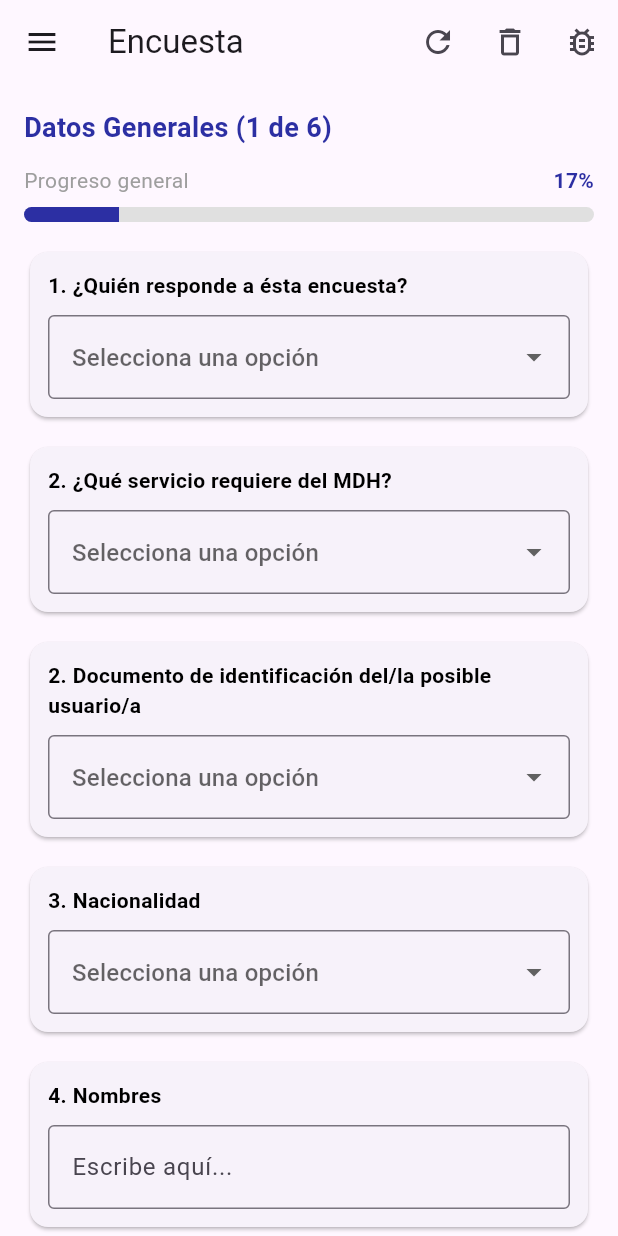
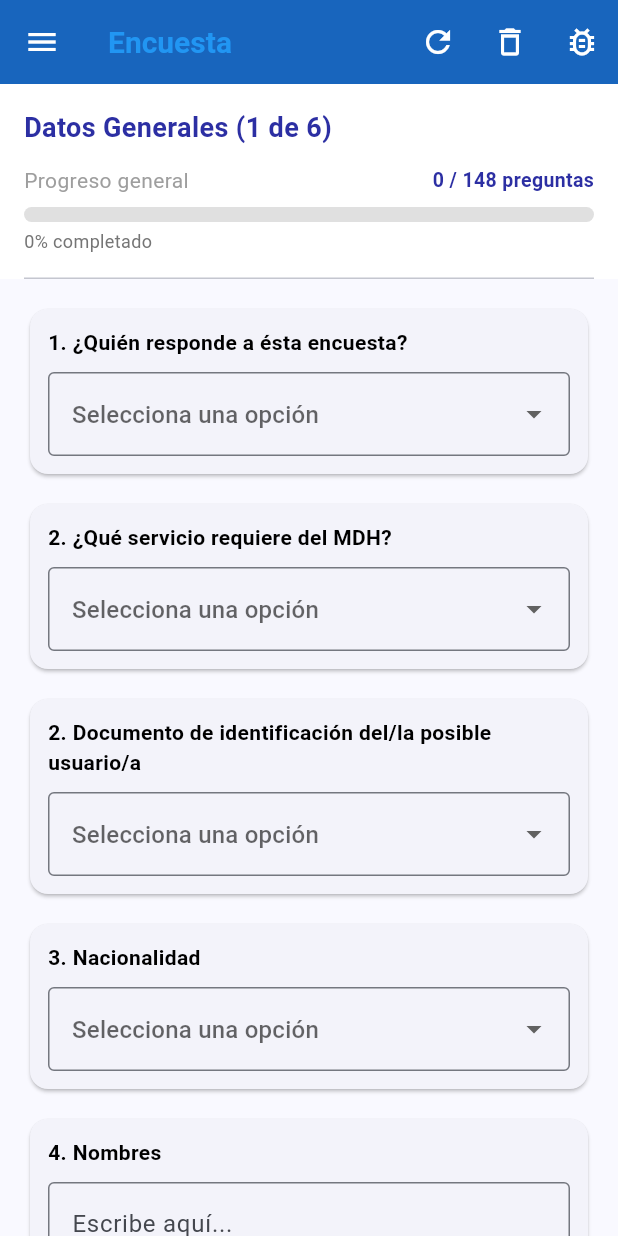
Before and after one commit to BrayanVegaG0/VPAMFORTE, a Flutter app: the SurveysPage screen opened by its route, on a phone screen of 412 x 824 dp. Run offline on Flutter 3.47's test engine with Material 3 defaults, Android fonts, the phone set to English and light mode, and no system bars; our stand-ins replace equatable, flutter_bloc, flutter_secure_storage, shared_preferences; accounts and stored records are empty.

Commit message:
cambios de barra de progreso de preguntas por pregutna y de ver resumen

```diff
--- a/lib/presentation/pages/surveys_page.dart
+++ b/lib/presentation/pages/surveys_page.dart
@@ -20,6 +20,7 @@ import '../widgets/ecuador_location_dropdown.dart';
 import '../widgets/household_members_question.dart';
 import 'survey_submission_summary_page.dart';
 import '../utils/survey_section_filter_helper.dart';
+import '../utils/question_progress_helper.dart';
 
 class SurveysPage extends StatefulWidget {
   const SurveysPage({super.key});
@@ -385,14 +386,26 @@ class _SurveysPageState extends State<SurveysPage> {
 
           final bottomSafe = MediaQuery.of(context).viewPadding.bottom;
 
-          return ListView(
-            controller: _scroll,
-            padding: EdgeInsets.fromLTRB(16, 16, 16, 16 + bottomSafe),
+          // ========================================
+          // USAR COLUMN CON HEADER STICKY
+          // ========================================
+          return Column(
             children: [
-              // Calcular secciones visibles para el contador
+              // ========================================
+              // HEADER STICKY (Título + Barra de Progreso)
+              // ========================================
+              Container(
+                color: Colors.white,
+                padding: const EdgeInsets.fromLTRB(16, 16, 16, 0),
+                child: Column(
+                  crossAxisAlignment: CrossAxisAlignment.start,
+                  children: [
+                    // Título de la sección
                     Builder(
                       builder: (context) {
-                  final visibleSections = _getVisibleSections(state.answers);
+                        final visibleSections = _getVisibleSections(
+                          state.answers,
+                        );
                         final currentIndexInVisible = visibleSections.indexOf(
                           section,
                         );
@@ -411,30 +424,33 @@ class _SurveysPageState extends State<SurveysPage> {
                       },
                     ),
                     const SizedBox(height: 12),
+
                     // ========================================
-              // BARRA DE PROGRESO VISUAL (basada en secciones visibles)
+                    // BARRA DE PROGRESO (basada en PREGUNTAS VISIBLES)
                     // ========================================
-              Container(
-                margin: const EdgeInsets.only(bottom: 16),
-                child: Column(
+                    Builder(
+                      builder: (context) {
+                        final totalVisible =
+                            QuestionProgressHelper.countVisibleQuestions(
+                              survey.questions,
+                              state.answers,
+                              _rules,
+                            );
+                        final answeredVisible =
+                            QuestionProgressHelper.countAnsweredVisibleQuestions(
+                              survey.questions,
+                              state.answers,
+                              _rules,
+                            );
+                        final progress = totalVisible > 0
+                            ? answeredVisible / totalVisible
+                            : 0.0;
+                        final percentage = (progress * 100).round();
+
+                        return Column(
                           crossAxisAlignment: CrossAxisAlignment.start,
                           children: [
-                    Builder(
-                      builder: (context) {
-                        final visibleSections = _getVisibleSections(
-                          state.answers,
-                        );
-                        final currentIndexInVisible = visibleSections.indexOf(
-                          section,
-                        );
-                        final progress = currentIndexInVisible >= 0
-                            ? (currentIndexInVisible + 1) /
-                                  visibleSections.length
-                            : (state.pageIndex + 1) /
-                                  surveySectionsOrder.length;
-                        final percentage = (progress * 100).round();
-
-                        return Row(
+                            Row(
                               mainAxisAlignment: MainAxisAlignment.spaceBetween,
                               children: [
                                 const Text(
@@ -445,33 +461,17 @@ class _SurveysPageState extends State<SurveysPage> {
                                   ),
                                 ),
                                 Text(
-                              '$percentage%',
+                                  '$answeredVisible / $totalVisible preguntas',
                                   style: const TextStyle(
-                                fontSize: 14,
-                                fontWeight: FontWeight.bold,
+                                    fontSize: 13,
+                                    fontWeight: FontWeight.w600,
                                     color: Color(0xFF2C2FA3),
                                   ),
                                 ),
                               ],
-                        );
-                      },
                             ),
                             const SizedBox(height: 8),
-                    Builder(
-                      builder: (context) {
-                        final visibleSections = _getVisibleSections(
-                          state.answers,
-                        );
-                        final currentIndexInVisible = visibleSections.indexOf(
-                          section,
-                        );
-                        final progress = currentIndexInVisible >= 0
-                            ? (currentIndexInVisible + 1) /
-                                  visibleSections.length
-                            : (state.pageIndex + 1) /
-                                  surveySectionsOrder.length;
-
-                        return ClipRRect(
+                            ClipRRect(
                               borderRadius: BorderRadius.circular(10),
                               child: LinearProgressIndicator(
                                 value: progress,
@@ -481,12 +481,33 @@ class _SurveysPageState extends State<SurveysPage> {
                                 ),
                                 minHeight: 10,
                               ),
+                            ),
+                            const SizedBox(height: 4),
+                            Text(
+                              '$percentage% completado',
+                              style: TextStyle(
+                                fontSize: 12,
+                                color: Colors.grey[600],
+                              ),
+                            ),
+                          ],
                         );
                       },
                     ),
+                    const SizedBox(height: 16),
+                    const Divider(height: 1),
                   ],
                 ),
               ),
+
+              // ========================================
+              // CONTENIDO SCROLLABLE (Preguntas)
+              // ========================================
+              Expanded(
+                child: ListView(
+                  controller: _scroll,
+                  padding: EdgeInsets.fromLTRB(16, 16, 16, 16 + bottomSafe),
+                  children: [
                     for (final q in pageQuestions) ...[
                       KeyedSubtree(
                         key: ValueKey('q_${q.id}'),
@@ -497,7 +518,8 @@ class _SurveysPageState extends State<SurveysPage> {
                           markError: missingIds.contains(q.id),
 
                           isInlineLoading:
-                        q.id == 'nroDocumentoM' && state.isDinardapLoading,
+                              q.id == 'nroDocumentoM' &&
+                              state.isDinardapLoading,
                           inlineError: q.id == 'nroDocumentoM'
                               ? state.dinardapError
                               : null,
@@ -509,6 +531,9 @@ class _SurveysPageState extends State<SurveysPage> {
                     _WizardButtons(
                       pageIndex: state.pageIndex,
                       answers: state.answers,
+                    ),
+                  ],
+                ),
               ),
             ],
           );
--- /dev/null
+++ b/lib/presentation/utils/question_progress_helper.dart
@@ -0,0 +1,117 @@
+import '../../domain/entities/question.dart';
+import '../../domain/rules/survey_rules_engine.dart';
+
+/// Helper para calcular el progreso de la encuesta basado en preguntas visibles
+/// en lugar de secciones, considerando el flujo condicional de preguntas.
+class QuestionProgressHelper {
+  /// Cuenta el total de preguntas visibles según las respuestas actuales
+  static int countVisibleQuestions(
+    List<Question> allQuestions,
+    Map<String, dynamic> answers,
+    SurveyRulesEngine rules,
+  ) {
+    return allQuestions.where((q) => rules.isVisible(q, answers)).length;
+  }
+
+  /// Cuenta las preguntas obligatorias que están visibles
+  static int countRequiredVisibleQuestions(
+    List<Question> allQuestions,
+    Map<String, dynamic> answers,
+    SurveyRulesEngine rules,
+  ) {
+    return allQuestions
+        .where(
+          (q) => rules.isVisible(q, answers) && rules.isRequired(q, answers),
+        )
+        .length;
+  }
+
+  /// Cuenta cuántas de las preguntas visibles han sido respondidas
+  static int countAnsweredVisibleQuestions(
+    List<Question> allQuestions,
+    Map<String, dynamic> answers,
+    SurveyRulesEngine rules,
+  ) {
+    int count = 0;
+    for (final q in allQuestions) {
+      if (!rules.isVisible(q, answers)) continue;
+
+      final answer = answers[q.id];
+      if (isAnswered(q, answer)) {
+        count++;
+      }
+    }
+    return count;
+  }
+
+  /// Calcula el progreso como un valor entre 0.0 y 1.0
+  static double calculateProgress(
+    List<Question> allQuestions,
+    Map<String, dynamic> answers,
+    SurveyRulesEngine rules,
+  ) {
+    final total = countVisibleQuestions(allQuestions, answers, rules);
+    if (total == 0) return 0.0;
+
+    final answered = countAnsweredVisibleQuestions(
+      allQuestions,
+      answers,
+      rules,
+    );
+    return answered / total;
+  }
+
+  /// Verifica si una pregunta ha sido respondida
+  static bool isAnswered(Question q, dynamic answer) {
+    switch (q.type) {
+      case QuestionType.dropdown:
+      case QuestionType.singleChoice:
+        return answer != null && answer.toString().trim().isNotEmpty;
+
+      case QuestionType.multiChoice:
+        return answer is List && answer.isNotEmpty;
+
+      case QuestionType.textShort:
+      case QuestionType.textLong:
+        return answer is String && answer.trim().isNotEmpty;
+
+      case QuestionType.date:
+        return answer is String && answer.trim().isNotEmpty;
+
+      case QuestionType.yesNo:
+        return answer is String && (answer == '1' || answer == '0');
+
+      case QuestionType.householdMembers:
+        if (answer == null) return false;
+        if (answer is String) {
+          final t = answer.trim();
+          if (t.isEmpty) return false;
+          try {
+            // Intenta decodificar como JSON
+            return t.isNotEmpty;
+          } catch (_) {
+            return false;
+          }
+        }
+        return false;
+    }
+  }
+
+  /// Obtiene un resumen de progreso en formato de texto
+  static String getProgressSummary(
+    List<Question> allQuestions,
+    Map<String, dynamic> answers,
+    SurveyRulesEngine rules,
+  ) {
+    final answered = countAnsweredVisibleQuestions(
+      allQuestions,
+      answers,
+      rules,
+    );
+    final total = countVisibleQuestions(allQuestions, answers, rules);
+    final percentage = (calculateProgress(allQuestions, answers, rules) * 100)
+        .round();
+
+    return '$answered / $total preguntas ($percentage%)';
+  }
+}
```
Also changed, not shown: lib/app.dart (+36 -3 lines), lib/presentation/pages/survey_submission_summary_page.dart (+20 -4 lines). Lines whose indentation alone changed are shown as unchanged.
